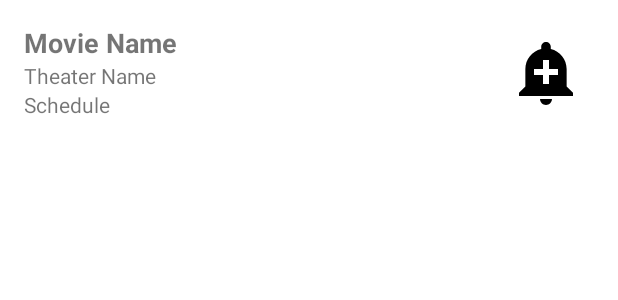
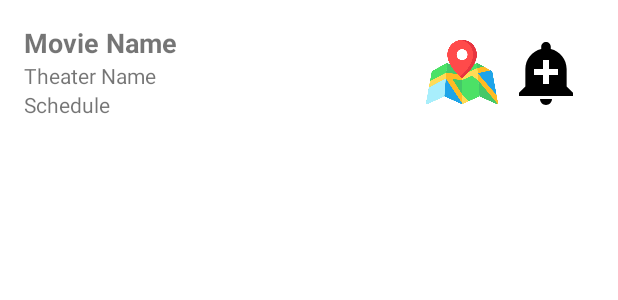
Before and after one commit to Senju14/MovieApp_CK_Mobile, an Android app: the layout item_showtime.xml on its own in the app's theme, with its tools: preview values and no code run, on a phone screen of 412 x 824 dp. Shown: the top 300 px of the screen. Run offline under Robolectric (Android 15) with nearby library versions, the light colour scheme and no system bars.

Commit message:
update GG Map :)))

```diff
--- a/app/build.gradle.kts
+++ b/app/build.gradle.kts
@@ -74,4 +74,8 @@ dependencies {
     implementation ("com.squareup.picasso:picasso:2.71828")
     implementation ("com.google.zxing:core:3.4.1")
     implementation ("androidx.cardview:cardview:1.0.0")
+
+    implementation ("com.google.android.gms:play-services-maps:18.1.0")
+    implementation ("com.google.android.gms:play-services-location:21.0.1")
+
 }
--- a/app/src/main/res/layout/item_showtime.xml
+++ b/app/src/main/res/layout/item_showtime.xml
@@ -48,4 +48,17 @@
         app:layout_constraintEnd_toEndOf="parent"
         app:layout_constraintTop_toTopOf="parent" />
 
+    <ImageView
+        android:id="@+id/ivMap"
+        android:layout_width="48dp"
+        android:layout_height="48dp"
+        android:layout_marginTop="8dp"
+        android:layout_marginEnd="8dp"
+        android:clickable="true"
+        android:contentDescription="Open map"
+        android:focusable="true"
+        android:src="@drawable/ic_map"
+        app:layout_constraintEnd_toStartOf="@id/ivNotification"
+        app:layout_constraintTop_toTopOf="parent" />
+
 </androidx.constraintlayout.widget.ConstraintLayout>
```
Also changed, not shown: app/src/main/AndroidManifest.xml (+15 -2 lines), app/src/main/java/com/example/temp/Activities/MapsActivity.java (added, +38 -0 lines), app/src/main/java/com/example/temp/Adapters/ShowtimesAdapter.java (+20 -1 lines), app/src/main/res/layout/activity_maps.xml (added, +14 -0 lines), app/src/main/res/drawable/ic_map.png (added).
